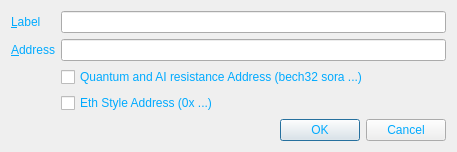
Qt form src/qt/forms/editaddressdialog.ui (FromHDDtoSSD/SorachanCoin-qt) before a commit.
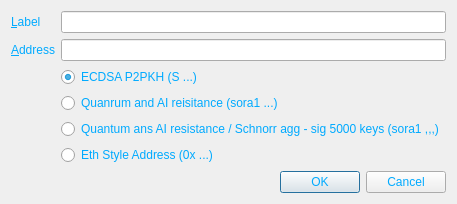
The same form after that commit. Icons and pictures are not drawn.

Diff of the .ui file:
```diff
--- a/src/qt/forms/editaddressdialog.ui
+++ b/src/qt/forms/editaddressdialog.ui
@@ -7,7 +7,7 @@
     <x>0</x>
     <y>0</y>
     <width>457</width>
-    <height>126</height>
+    <height>195</height>
    </rect>
   </property>
   <property name="windowTitle">
@@ -57,20 +57,37 @@
        </property>
       </widget>
      </item>
+     <item row="3" column="1">
+      <widget class="QRadioButton" name="radioButtonECDSA">
+       <property name="text">
+        <string>ECDSA P2PKH (S ...)</string>
+       </property>
+       <property name="checked">
+        <bool>true</bool>
+       </property>
+      </widget>
+     </item>
      <item row="4" column="1">
-      <widget class="QCheckBox" name="ethcheckbutton">
+      <widget class="QRadioButton" name="radioButtonQaiv1">
+       <property name="text">
+        <string>Quanrum and AI reisitance (sora1 ...)</string>
+       </property>
+      </widget>
+     </item>
+     <item row="5" column="1">
+      <widget class="QRadioButton" name="radioButtonQaiV2">
+       <property name="text">
+        <string>Quantum ans AI resistance / Schnorr agg - sig 5000 keys (sora1 ,,,)</string>
+       </property>
+      </widget>
+     </item>
+     <item row="6" column="1">
+      <widget class="QRadioButton" name="radioButtonEthStyle">
        <property name="text">
         <string>Eth Style Address (0x ...)</string>
        </property>
       </widget>
      </item>
-     <item row="3" column="1">
-      <widget class="QCheckBox" name="qaicheckbutton">
-       <property name="text">
-        <string>Quantum and AI resistance Address (bech32 sora ...)</string>
-       </property>
-      </widget>
-     </item>
     </layout>
    </item>
    <item>
```
